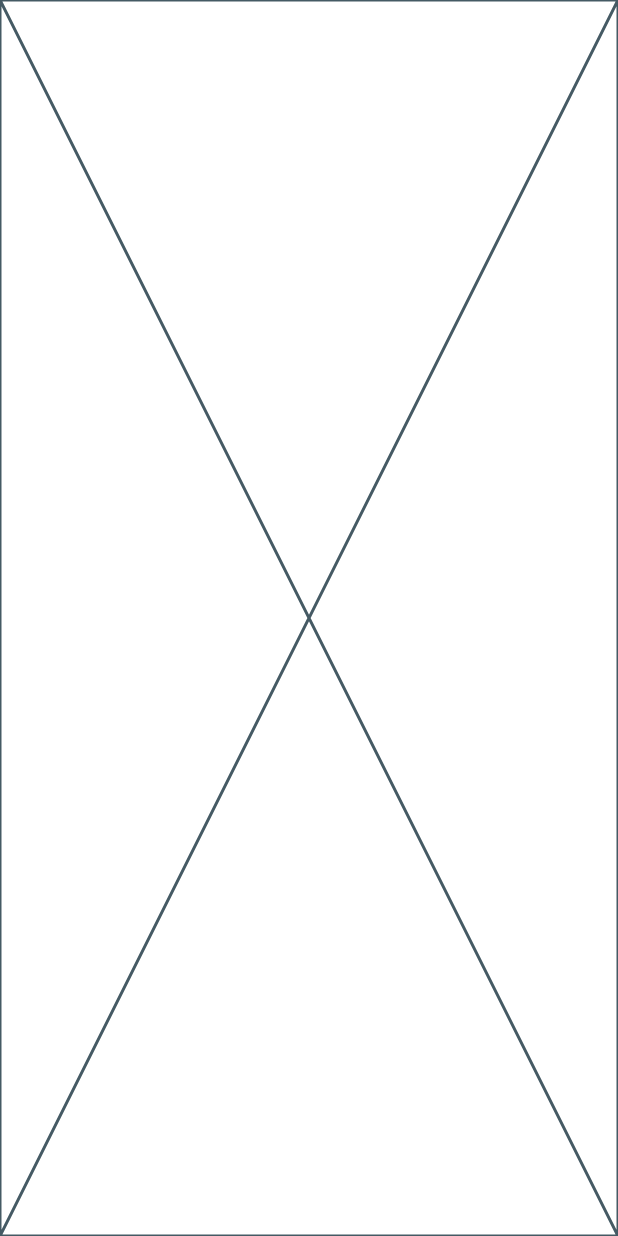
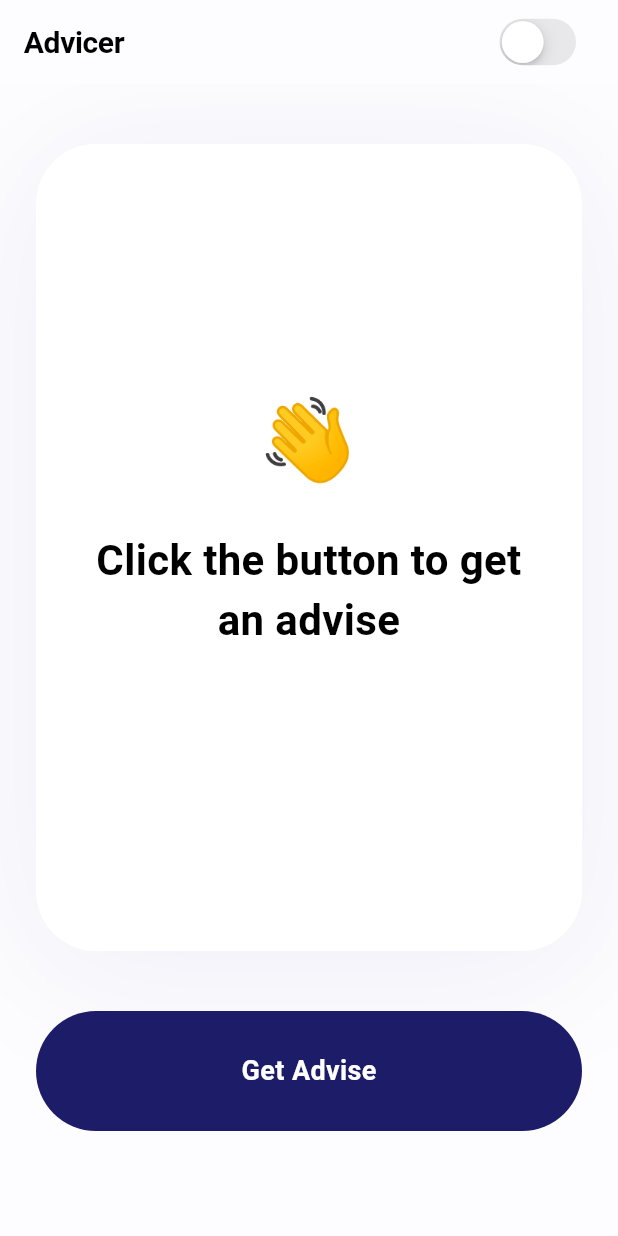
Before and after one commit to godwinnebri/Advicer, a Flutter app: the screen it shows after launch, on a phone screen of 412 x 824 dp. Run offline on Flutter 3.47's test engine with Material 2 defaults, Android fonts, the phone set to English and light mode, and no system bars; Roboto replaces fonts that are missing (Rubik).

Commit message:
completed app ui

```diff
--- a/lib/2_application/core/theme/theme.dart
+++ b/lib/2_application/core/theme/theme.dart
@@ -4,14 +4,15 @@ class AppTheme {
   AppTheme._();
 
   // static colors
-  static final Color _lightPrimaryColor = Colors.blueGrey.shade50;
-  static final Color _lightPrimaryVariantColor = Colors.blueGrey.shade800;
+  static const Color _lightBackgroundColor = Color(0xffFDFDFF);
+  static const Color _lightContainerColor = Colors.white;
   static final Color _lightOnPrimaryColor = Colors.blueGrey.shade200;
   static const Color _lightTextColorPrimary = Colors.black;
-  static const Color _appbarColorLight = Colors.blue;
+  static const Color _appbarColorLight = Colors.white;
 
-  static final Color _darkPrimaryColor = Colors.blueGrey.shade900;
-  static const Color _darkPrimaryVariantColor = Colors.black;
+  static const Color _darkBackgroundColor = Color(0xff020617);
+  static const Color _darkContainerColor = const Color(0xff161B2F);
+  static const Color _darkPrimaryColor = Color(0xff1D1C68);
   static final Color _darkOnPrimaryColor = Colors.blueGrey.shade300;
   static const Color _darkTextColorPrimary = Colors.white;
   static final Color _appbarColorDark = Colors.blueGrey.shade800;
@@ -34,9 +35,17 @@ class AppTheme {
       fontWeight: FontWeight.bold,
       fontSize: 16);
 
+  static const TextStyle _lightLargeText = TextStyle(
+      color: _lightTextColorPrimary,
+      fontFamily: "Rubik",
+      // fontStyle: FontStyle.italic,
+      fontWeight: FontWeight.bold,
+      fontSize: 28);
+
   static const TextTheme _lightTextTheme = TextTheme(
     headline1: _lightHeadingText,
     bodyText1: _lightBodyText,
+    bodyText2: _lightLargeText,
   );
 
   // Text Style - dark
@@ -46,40 +55,45 @@ class AppTheme {
   static final TextStyle _darkThemeBodyeTextStyle =
       _lightBodyText.copyWith(color: _darkTextColorPrimary);
 
+  static final TextStyle _darkThemeLargeTextStyle =
+      _lightLargeText.copyWith(color: _darkTextColorPrimary);
+
   static final TextTheme _darkTextTheme = TextTheme(
-    headline1: _darkThemeHeadingTextStyle,
-    bodyText1: _darkThemeBodyeTextStyle,
-  );
+      headline1: _darkThemeHeadingTextStyle,
+      bodyText1: _darkThemeBodyeTextStyle,
+      bodyText2: _darkThemeLargeTextStyle);
 
   // *****************
   // Theme light/dark
   // *****************
 
   static final ThemeData lightTheme = ThemeData(
-      scaffoldBackgroundColor: _lightPrimaryColor,
+      useMaterial3: true,
+      scaffoldBackgroundColor: _lightBackgroundColor,
       appBarTheme: const AppBarTheme(
-          color: _appbarColorLight,
+          color: _lightBackgroundColor,
           iconTheme: IconThemeData(color: _iconColor)),
       bottomAppBarColor: _appbarColorLight,
       colorScheme: ColorScheme.light(
-        primary: _lightPrimaryColor,
+        primary: _lightBackgroundColor,
         onPrimary: _lightOnPrimaryColor,
         secondary: _accentColor,
-        primaryContainer: _lightPrimaryVariantColor,
+        primaryContainer: _lightContainerColor,
       ),
       textTheme: _lightTextTheme);
 
   static final ThemeData darkTheme = ThemeData(
-      scaffoldBackgroundColor: _darkPrimaryColor,
-      appBarTheme: AppBarTheme(
-          color: _appbarColorDark,
-          iconTheme: const IconThemeData(color: _iconColor)),
+      useMaterial3: true,
+      scaffoldBackgroundColor: _darkBackgroundColor,
+      appBarTheme: const AppBarTheme(
+          color: _darkBackgroundColor,
+          iconTheme: IconThemeData(color: _iconColor)),
       bottomAppBarColor: _appbarColorDark,
       colorScheme: ColorScheme.dark(
         primary: _darkPrimaryColor,
         secondary: _accentColor,
         onPrimary: _darkOnPrimaryColor,
-        primaryContainer: _darkPrimaryVariantColor,
+        primaryContainer: _darkContainerColor,
       ),
       textTheme: _darkTextTheme);
 }
--- /dev/null
+++ b/lib/2_application/core/widgets/custom_button.dart
@@ -0,0 +1,42 @@
+import 'package:flutter/material.dart';
+
+class CustomButton extends StatelessWidget {
+  const CustomButton({super.key, required this.text, required this.onPressed});
+  final String text;
+  final VoidCallback onPressed;
+
+  @override
+  Widget build(BuildContext context) {
+    //final themeData = Theme.of(context);
+    return InkWell(
+      onTap: onPressed,
+      child: Material(
+        borderRadius: BorderRadius.circular(50),
+        elevation: 0,
+        child: Container(
+          width: double.infinity,
+          height: 80,
+          decoration: BoxDecoration(
+            borderRadius: BorderRadius.circular(50),
+            color: const Color(0xff1D1C68),
+          ),
+          child: Padding(
+            padding: const EdgeInsets.symmetric(
+              vertical: 20,
+            ),
+            child: Center(
+              child: Text(
+                text,
+                style: const TextStyle(
+                  color: Colors.white,
+                  fontWeight: FontWeight.bold,
+                  fontSize: 18,
+                ),
+              ),
+            ),
+          ),
+        ),
+      ),
+    );
+  }
+}
--- /dev/null
+++ b/lib/2_application/pages/advice/adviice_page.dart
@@ -0,0 +1,71 @@
+import 'package:adviser_app/2_application/core/services/theme_service.dart';
+import 'package:adviser_app/2_application/core/widgets/custom_button.dart';
+import 'package:adviser_app/2_application/pages/advice/widgets/advice_field.dart';
+import 'package:adviser_app/2_application/pages/advice/widgets/error_message.dart';
+import 'package:adviser_app/2_application/pages/advice/widgets/welcome_field.dart';
+import 'package:flutter/cupertino.dart';
+import 'package:flutter/material.dart';
+
+import 'package:provider/provider.dart';
+
+class AdvicePage extends StatelessWidget {
+  const AdvicePage({super.key});
+
+  @override
+  Widget build(BuildContext context) {
+    final themeData = Theme.of(context);
+    return Scaffold(
+      appBar: AppBar(
+        title: Text(
+          'Advicer',
+          style: themeData.textTheme.headline1,
+        ),
+        actions: [
+          Padding(
+            padding: const EdgeInsets.all(24),
+            child: CupertinoSwitch(
+              value: Provider.of<ThemeService>(context).isDarkModeOn,
+              onChanged: ((value) {
+                Provider.of<ThemeService>(context, listen: false).toggleTheme();
+              }),
+            ),
+          )
+        ],
+      ),
+      body: Padding(
+        padding: const EdgeInsets.fromLTRB(24, 40, 24, 30),
+        child: Column(
+          children: [
+            Expanded(child: WelcomeField(themeData: themeData)
+                //     ErrorMessage(
+                //   themeData: themeData,
+                //   message: 'You are not connected to the internet',
+                // )
+
+                //     AdviceField(
+                //   advice: 'Make sure you stfoijfijsiojfi',
+                //   themeData: themeData,
+                // )
+
+                // Center(
+                //   child: CircularProgressIndicator(
+                //     color: themeData.colorScheme.secondary,
+                //   ),
+                // ),
+
+                ),
+            SizedBox(
+              height: 160,
+              child: Center(
+                child: CustomButton(
+                  text: 'Get Advise',
+                  onPressed: () {},
+                ),
+              ),
+            ),
+          ],
+        ),
+      ),
+    );
+  }
+}
--- /dev/null
+++ b/lib/2_application/pages/advice/widgets/welcome_field.dart
@@ -0,0 +1,48 @@
+import 'package:flutter/material.dart';
+
+class WelcomeField extends StatelessWidget {
+  const WelcomeField({
+    Key? key,
+    required this.themeData,
+  }) : super(key: key);
+
+  final ThemeData themeData;
+
+  @override
+  Widget build(BuildContext context) {
+    return Container(
+      width: double.infinity,
+      decoration: BoxDecoration(
+        borderRadius: BorderRadius.circular(
+          40,
+        ),
+        boxShadow: [
+          BoxShadow(
+            color: const Color(0xff6564A7).withOpacity(0.1),
+            spreadRadius: 1,
+            blurRadius: 80,
+            offset: const Offset(0, 10),
+          ),
+        ],
+        color: themeData.colorScheme.primaryContainer,
+      ),
+      child: Column(
+        mainAxisAlignment: MainAxisAlignment.center,
+        children: [
+          const Text(
+            '👋',
+            style: TextStyle(fontSize: 54),
+          ),
+          Padding(
+            padding: const EdgeInsets.fromLTRB(34, 20, 34, 40),
+            child: Text(
+              'Click the button to get an advise',
+              style: themeData.textTheme.bodyText2,
+              textAlign: TextAlign.center,
+            ),
+          ),
+        ],
+      ),
+    );
+  }
+}
--- a/lib/main.dart
+++ b/lib/main.dart
@@ -1,5 +1,6 @@
 import 'package:adviser_app/2_application/core/services/theme_service.dart';
 import 'package:adviser_app/2_application/core/theme/theme.dart';
+import 'package:adviser_app/2_application/pages/advice/adviice_page.dart';
 import 'package:flutter/material.dart';
 import 'package:provider/provider.dart';
 
@@ -22,7 +23,7 @@ class MyApp extends StatelessWidget {
         themeMode: themeService.isDarkModeOn ? ThemeMode.dark : ThemeMode.light,
         theme: AppTheme.lightTheme,
         darkTheme: AppTheme.darkTheme,
-        home: Placeholder(),
+        home: AdvicePage(),
       );
     });
   }
--- a/pubspec.yaml
+++ b/pubspec.yaml
@@ -14,6 +14,7 @@ dependencies:
 
   cupertino_icons: ^1.0.2
   provider: ^6.0.5
+  iconsax: ^0.0.8
 
 dev_dependencies:
   flutter_test:
```
Also changed, not shown: lib/2_application/pages/advice/widgets/advice_field.dart (added, +54 -0 lines), lib/2_application/pages/advice/widgets/error_message.dart (added, +54 -0 lines), pubspec.lock.
